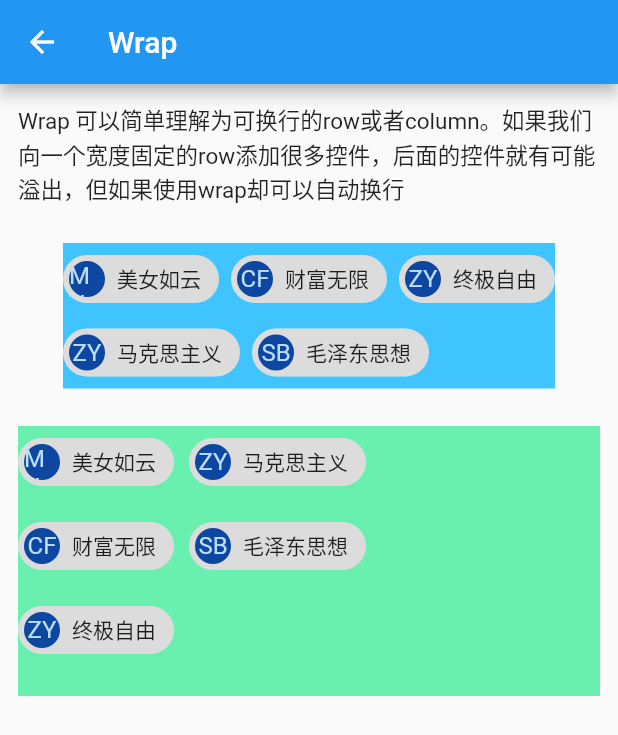
After one commit to shusheng007/flutter_app_learn, a Flutter app: the WrapPage screen opened by its route, on a phone screen of 412 x 824 dp. The commit adds this screen. Shown: the top 735 px of the screen. Run offline on Flutter 3.47's test engine with Material 2 defaults, Android fonts, the phone set to English and light mode, and no system bars.

Commit message:
feature: wrap demo

```diff
--- a/lib/main.dart
+++ b/lib/main.dart
@@ -2,6 +2,7 @@ import 'package:flutter/material.dart';
 import 'package:flutter_app_learn/models/route_item.dart';
 import 'package:flutter_app_learn/ui/expanded.dart';
 import 'package:flutter_app_learn/ui/safe_area.dart';
+import 'package:flutter_app_learn/ui/wrap.dart';
 
 const String ROUTE_SAFE_AREA='safe-area-route';
 const String ROUTE_EXPANDED='expanded-route';
@@ -30,6 +31,10 @@ class MyApp extends StatelessWidget {
             return MaterialPageRoute(builder: (context)=>SafeAreaPage());
           case ROUTE_EXPANDED:
             return MaterialPageRoute(builder: (context)=>ExpandedPage());
+          case ROUTE_WRAP:
+            return MaterialPageRoute(builder: (context)=>WrapPage());
+          default:
+            return MaterialPageRoute(builder: (context) => HomePage());
         }
       },
     );
--- a/lib/ui/expanded.dart
+++ b/lib/ui/expanded.dart
@@ -15,7 +15,7 @@ class ExpandedPage extends StatelessWidget {
           children: [
             Text('Expanded一般用在Column或者Row中，使被包裹的控件按比例占据尽可能多的空间'),
             Text('1. 当只有一个Expanded控件时，一般不设置其flex属性，它占据剩余的所有空间'),
-            Text('2. 当有多个Expanded控件时，通过其flex属性来设置他们直接的比例'),
+            Text('2. 当有多个Expanded控件时，通过其flex属性来设置他们之间的比例'),
             SizedBox(
               height: 15,
             ),
--- /dev/null
+++ b/lib/ui/wrap.dart
@@ -0,0 +1,101 @@
+import 'package:flutter/material.dart';
+
+class WrapPage extends StatelessWidget {
+  @override
+  Widget build(BuildContext context) {
+    return Scaffold(
+      appBar: AppBar(
+        title: Text('Wrap'),
+      ),
+      body: Padding(
+        padding: EdgeInsets.all(12),
+        child: Column(
+          children: [
+            Text(
+              'Wrap 可以简单理解为可换行的row或者column。如果我们向一个宽度固定的row添加很多控件，后面的控件就有可能溢出，但如果使用wrap却可以自动换行',
+              style: TextStyle(fontSize: 15, height: 1.5),
+            ),
+            SizedBox(
+              height: 25,
+            ),
+            Container(
+              color: Colors.lightBlueAccent,
+              child: Wrap(
+                direction: Axis.horizontal,
+                spacing: 8.0, // gap between adjacent chips
+                runSpacing: 1.0, // gap between lines
+                children: <Widget>[
+                  Chip(
+                    avatar: CircleAvatar(
+                        backgroundColor: Colors.blue.shade900, child: Text('MV')),
+                    label: Text('美女如云'),
+                  ),
+                  Chip(
+                    avatar: CircleAvatar(
+                        backgroundColor: Colors.blue.shade900, child: Text('CF')),
+                    label: Text('财富无限'),
+                  ),
+                  Chip(
+                    avatar: CircleAvatar(
+                        backgroundColor: Colors.blue.shade900, child: Text('ZY')),
+                    label: Text('终极自由'),
+                  ),
+                  Chip(
+                    avatar: CircleAvatar(
+                        backgroundColor: Colors.blue.shade900, child: Text('ZY')),
+                    label: Text('马克思主义'),
+                  ),
+                  Chip(
+                    avatar: CircleAvatar(
+                        backgroundColor: Colors.blue.shade900, child: Text('SB')),
+                    label: Text('毛泽东思想'),
+                  ),
+                ],
+              ),
+            ),
+            SizedBox(
+              height: 25,
+            ),
+            Container(
+              color: Colors.greenAccent,
+              height: 180,
+              width: double.infinity,
+              child: Wrap(
+                direction: Axis.vertical,
+                spacing: 8.0, // gap between adjacent chips
+                runSpacing: 10.0, // gap between lines
+                children: <Widget>[
+                  Chip(
+                    avatar: CircleAvatar(
+                        backgroundColor: Colors.blue.shade900, child: Text('MV')),
+                    label: Text('美女如云'),
+                  ),
+                  Chip(
+                    avatar: CircleAvatar(
+                        backgroundColor: Colors.blue.shade900, child: Text('CF')),
+                    label: Text('财富无限'),
+                  ),
+                  Chip(
+                    avatar: CircleAvatar(
+                        backgroundColor: Colors.blue.shade900, child: Text('ZY')),
+                    label: Text('终极自由'),
+                  ),
+                  Chip(
+                    avatar: CircleAvatar(
+                        backgroundColor: Colors.blue.shade900, child: Text('ZY')),
+                    label: Text('马克思主义'),
+                  ),
+                  Chip(
+                    avatar: CircleAvatar(
+                        backgroundColor: Colors.blue.shade900, child: Text('SB')),
+                    label: Text('毛泽东思想'),
+                  ),
+                ],
+              ),
+            ),
+          ],
+        ),
+      ),
+    );
+  }
+}
```
